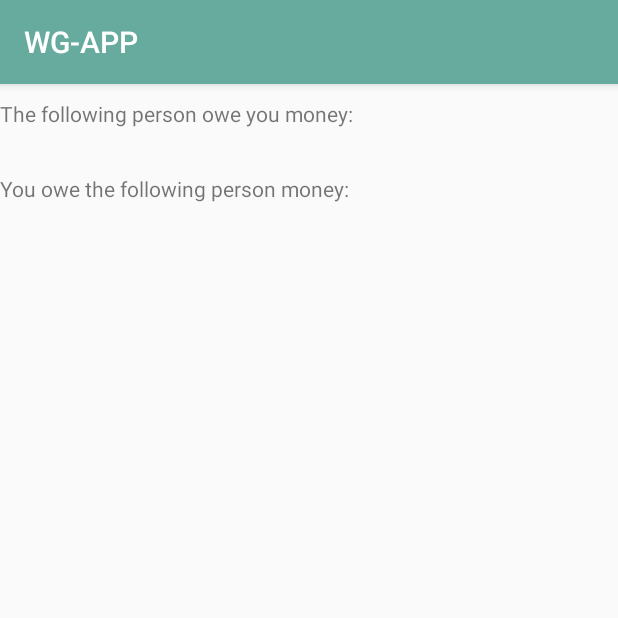
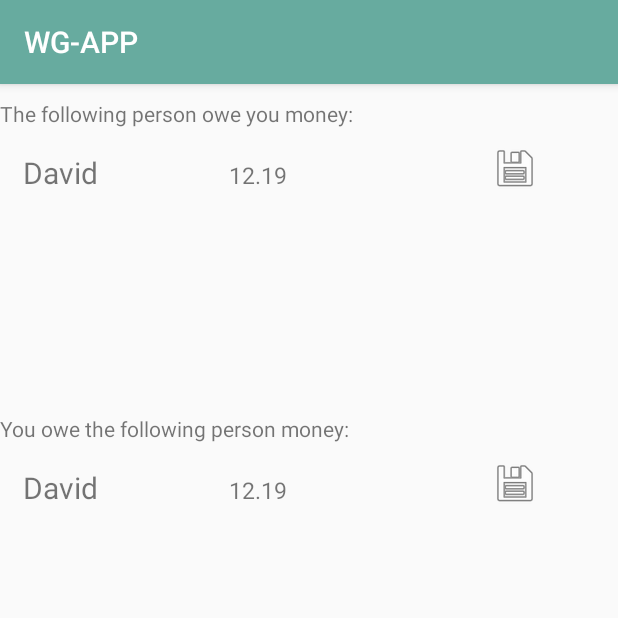
Before and after one commit to dweber019/TEKO-android-frontend, an Android app: the StatementofcostsActivity screen opened directly, with no data from a screen before it, on a phone screen of 412 x 824 dp, the top half of it. Run offline under Robolectric (Android 15) with nearby library versions, the phone set to English and light mode, and no system bars.

Commit message:
Settles List implementiert

```diff
--- a/app/src/main/java/ch/teko/michael/wgapp/StatementofcostsActivity.java
+++ b/app/src/main/java/ch/teko/michael/wgapp/StatementofcostsActivity.java
@@ -1,8 +1,19 @@
 package ch.teko.michael.wgapp;
 
+import android.content.Context;
 import android.os.Bundle;
 import android.support.annotation.Nullable;
 import android.support.v7.app.AppCompatActivity;
+import android.support.v7.widget.DefaultItemAnimator;
+import android.support.v7.widget.LinearLayoutManager;
+import android.support.v7.widget.RecyclerView;
+import android.widget.TextView;
+
+import java.util.ArrayList;
+import java.util.Date;
+import java.util.List;
+
+import ch.teko.michael.wgapp.model.Settle;
 
 /**
  * Created by Michael on 10.09.2017.
@@ -10,9 +21,51 @@ import android.support.v7.app.AppCompatActivity;
 
 public class StatementofcostsActivity extends AppCompatActivity {
 
+    private TextView textViewPersonOwesYou;
+    private TextView textViewYouOwesPerson;
+    private RecyclerView recyclerViewPersonOwesYou;
+    private RecyclerView recyclerViewYouOwesPerson;
+    private List<Settle>settleList;
+    private StatementofcostsAdapter statementofcostsPersonOwesYouAdapter;
+    private StatementofcostsAdapter statementofcostsYouOwesPersonAdapter;
+    private Context context;
     @Override
     protected void onCreate(@Nullable Bundle savedInstanceState) {
         super.onCreate(savedInstanceState);
         setContentView(R.layout.activity_statementofcosts);
+
+
+        settleList = new ArrayList<>();
+        settleList.add(new Settle(0,"Michael","David", "10.10.2017" , false, 12.19));
+
+        //List Person Owes You
+
+        recyclerViewPersonOwesYou = (RecyclerView) findViewById(R.id.recyclerviewStatementofcostPersonOwesYou);
+        statementofcostsPersonOwesYouAdapter = new StatementofcostsAdapter(settleList, context);
+        RecyclerView.LayoutManager statementofcostsPersonOwesYouManager = new LinearLayoutManager(getApplicationContext());
+        recyclerViewPersonOwesYou.setLayoutManager(statementofcostsPersonOwesYouManager);
+        recyclerViewPersonOwesYou.setItemAnimator(new DefaultItemAnimator());
+        recyclerViewPersonOwesYou.setAdapter(statementofcostsPersonOwesYouAdapter);
+
+
+
+
+        //List You Owes Person
+
+        recyclerViewYouOwesPerson = (RecyclerView) findViewById(R.id.recyclerviewStatementofcostYouOwesPerson);
+        statementofcostsYouOwesPersonAdapter = new StatementofcostsAdapter(settleList, context);
+        RecyclerView.LayoutManager statementofcostsYouOwesPersonManager = new LinearLayoutManager(getApplicationContext());
+        recyclerViewYouOwesPerson.setLayoutManager(statementofcostsYouOwesPersonManager);
+        recyclerViewYouOwesPerson.setItemAnimator(new DefaultItemAnimator());
+        recyclerViewYouOwesPerson.setAdapter(statementofcostsYouOwesPersonAdapter);
+
+
+
+
     }
+
+
+
+
+
 }
--- /dev/null
+++ b/app/src/main/java/ch/teko/michael/wgapp/StatementofcostsAdapter.java
@@ -0,0 +1,103 @@
+package ch.teko.michael.wgapp;
+
+/**
+ * Created by Michael on 11.09.2017.
+ */
+
+import android.content.Context;
+import android.support.v7.widget.RecyclerView;
+import android.view.LayoutInflater;
+import android.view.View;
+import android.view.ViewGroup;
+import android.widget.ImageView;
+import android.widget.TextView;
+
+import java.util.List;
+
+import ch.teko.michael.wgapp.model.Settle;
+
+public class StatementofcostsAdapter extends RecyclerView.Adapter<StatementofcostsAdapter.MyViewHolder> {
+
+
+
+    private List<Settle> settleList;
+    private Context context;
+
+    public class MyViewHolder extends RecyclerView.ViewHolder {
+        public TextView textviewStatementofCostsPersonName;
+        public TextView textviewStatementofCostsAmount;
+        private ImageView imageViewStatementofCostsSolved;
+
+        public MyViewHolder(View view) {
+            super(view);
+            textviewStatementofCostsPersonName = (TextView) view.findViewById(R.id.textviewStatementofCostsPersonName);
+            textviewStatementofCostsAmount = (TextView) view.findViewById(R.id.textviewStatementofCostsAmount);
+            imageViewStatementofCostsSolved = (ImageView) view.findViewById(R.id.imageViewStatementofCostSolved);
+        }
+    }
+
+
+    public StatementofcostsAdapter(List<Settle> settleList, Context context) {
+        this.settleList = settleList;
+        this.context = context;
+    }
+
+    /*
+    public void reloadData() {
+        // Get all slips
+        RequestHelper.getAll(context, "/slips", (jsonArray -> {
+            Log.i("slips", jsonArray.toString());
+
+            this.swapData(Purchase.fromArray(jsonArray));
+        }));
+    }
+
+    public void swapData(List<Purchase> purchaseList) {
+        this.purchaseList = purchaseList;
+        notifyDataSetChanged();
+    }
+    */
+
+    @Override
+    public MyViewHolder onCreateViewHolder(ViewGroup parent, int viewType) {
+        View settleView = LayoutInflater.from(parent.getContext())
+                .inflate(R.layout.statementofcosts_single_row, parent, false);
+
+        return new MyViewHolder(settleView);
+    }
+
+    @Override
+    public void onBindViewHolder(MyViewHolder holder, final int position) {
+        final Settle settles = settleList.get(position);
+        holder.textviewStatementofCostsPersonName.setText(settles.userLent);
+        holder.textviewStatementofCostsAmount.setText(Double.toString(settles.price));
+        holder.imageViewStatementofCostsSolved.setOnClickListener(new View.OnClickListener() {
+            @Override
+            public void onClick(View view) {
+
+
+            }
+        });
+    };
+
+    /*
+        holder.text.setOnClickListener(new View.OnClickListener() {
+            @Override
+            public void onClick(View view) {
+                Log.d("Test","Item " + items.id);
+
+                Intent i = new Intent(context, PurchaseDetailActivity.class);
+                i.putExtra("ID", items.id);
+                context.startActivity(i);
+            }
+        });
+
+*/
+
+
+
+    @Override
+    public int getItemCount() {
+        return settleList.size();
+    }
+}
--- a/app/src/main/java/ch/teko/michael/wgapp/model/Settle.java
+++ b/app/src/main/java/ch/teko/michael/wgapp/model/Settle.java
@@ -11,11 +11,11 @@ public class Settle {
     public int id;
     public String userOwns;
     public String userLent;
-    public Date date;
+    public String date;
     public boolean payed;
     public double price;
 
-    public Settle(int id, String userOwns, String userLent, Date date, boolean payed, double price) {
+    public Settle(int id, String userOwns, String userLent, String date, boolean payed, double price) {
         this.id = id;
         this.userOwns = userOwns;
         this.userLent = userLent;
--- a/app/src/main/res/layout/activity_statementofcosts.xml
+++ b/app/src/main/res/layout/activity_statementofcosts.xml
@@ -10,11 +10,11 @@
         android:text="@string/textPersonOwesYou"
         android:layout_marginTop="10dp"/>
 
-    <ListView
-        android:id="@+id/listviewPersonOwesYou"
+    <android.support.v7.widget.RecyclerView
         android:layout_width="match_parent"
-        android:layout_height="wrap_content"
-        android:minHeight="20dp"/>
+        android:layout_height="150dp"
+        android:id="@+id/recyclerviewStatementofcostPersonOwesYou"
+        android:layout_marginTop="10dp"/>>
 
     <TextView
         android:id="@+id/textviewYouOwePerson"
@@ -23,9 +23,9 @@
         android:layout_marginTop="30dp"
         android:text="@string/textYouOwePerson" />
 
-    <ListView
-        android:id="@+id/listviewYouOwePerson"
+    <android.support.v7.widget.RecyclerView
         android:layout_width="match_parent"
-        android:layout_height="wrap_content"
-        android:minHeight="20dp"/>
+        android:layout_height="150dp"
+        android:id="@+id/recyclerviewStatementofcostYouOwesPerson"
+        android:layout_marginTop="10dp"/>
 </LinearLayout>
--- /dev/null
+++ b/app/src/main/res/layout/statementofcosts_single_row.xml
@@ -0,0 +1,40 @@
+<?xml version="1.0" encoding="utf-8"?>
+<LinearLayout xmlns:android="http://schemas.android.com/apk/res/android"
+    xmlns:app="http://schemas.android.com/apk/res-auto"
+    android:orientation="horizontal"
+    android:layout_width="match_parent"
+    android:layout_height="wrap_content">
+
+
+    <TextView
+        android:id="@+id/textviewStatementofCostsPersonName"
+        android:layout_width="50dp"
+        android:layout_height="wrap_content"
+        android:layout_weight="1"
+        android:text="PersonName"
+        android:paddingTop="5dp"
+        android:paddingBottom="5dp"
+        android:paddingLeft="15dp"
+        android:textSize="20dp"/>
+
+    <TextView
+        android:id="@+id/textviewStatementofCostsAmount"
+        android:layout_width="50dp"
+        android:layout_height="wrap_content"
+        android:layout_weight="1"
+        android:text="Amount"
+        android:paddingTop="5dp"
+        android:paddingBottom="5dp"
+        android:paddingLeft="15dp"
+        android:textSize="15dp"/>
+
+    <ImageView
+        android:id="@+id/imageViewStatementofCostSolved"
+        android:layout_width="50dp"
+        android:layout_height="wrap_content"
+        android:layout_weight="1"
+        android:paddingBottom="2dp"
+        android:layout_gravity="right"
+        app:srcCompat="@android:drawable/ic_menu_save" />
+
+</LinearLayout>
```
